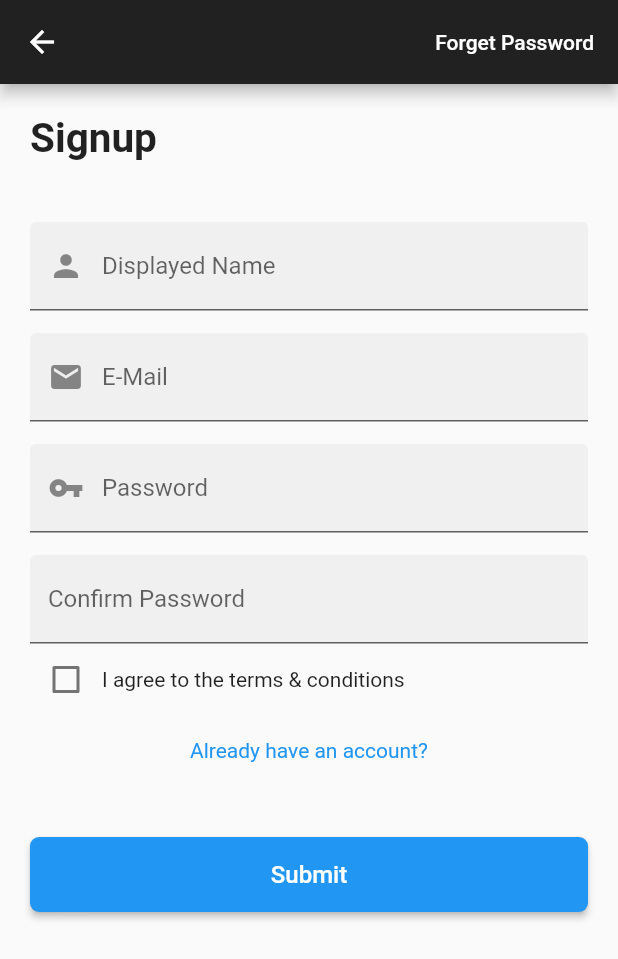
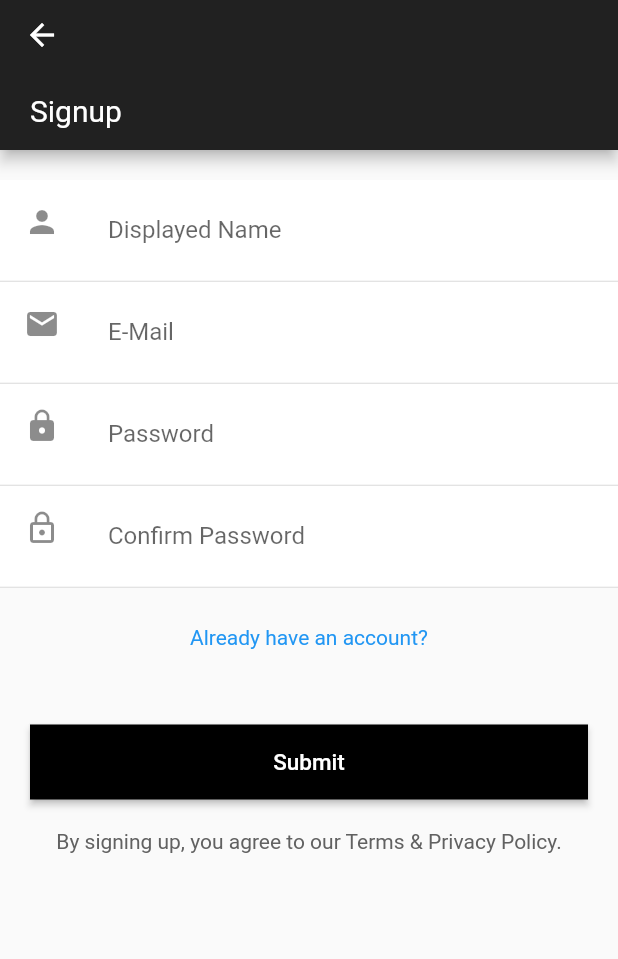
Before and after one commit to chris-lsn/TUTU, a Flutter app: the AuthPage screen opened by its route, after a tap on "Not registered yet?", on a phone screen of 412 x 824 dp. Shown: the top 959 px of the screen. Run offline on Flutter 3.47's test engine with Material 2 defaults, Android fonts, the phone set to English and light mode, and no system bars; our stand-ins replace cloud_firestore, firebase_auth, firebase_storage, google_maps_flutter, image_picker, location; missing offline and left inert: simple_permissions; accounts and stored records are empty.

Commit message:
Better layout Reduce duplicated code Implement forget password & profile editing pages

```diff
--- /dev/null
+++ b/lib/components/appbars.dart
@@ -0,0 +1,73 @@
+import 'package:flutter/material.dart';
+import '../models/auth.dart';
+
+class HomeAppBar extends StatelessWidget implements PreferredSizeWidget {
+  String title;
+  TextStyle titleStyle = TextStyle();
+  bool action = false;
+
+  HomeAppBar({Key key, @required this.title, this.titleStyle, this.action}) : super(key: key);
+
+  @override
+  Widget build(BuildContext context) {
+    return AppBar(
+      title: Text(
+        title,
+        style: titleStyle,
+      ),
+      backgroundColor: Theme.of(context).primaryColor,
+      centerTitle: true,
+    );
+  }
+
+  // @override
+  // // TODO: implement preferredSize
+  Size get preferredSize => Size.fromHeight(kToolbarHeight);
+}
+
+class GeneralAppBar extends StatelessWidget implements PreferredSizeWidget {
+  String _title = "";
+  AuthMode _authMode;
+
+  GeneralAppBar({AuthMode authMode, String title}) {
+    if (authMode != null) {
+      _authMode = authMode;
+      if (authMode == AuthMode.Login)
+        _title = "Login";
+      else if (authMode == AuthMode.Signup)
+        _title = "Signup";
+      else if (authMode == AuthMode.ForgetPassword)
+      _title = "Reset Password";
+    } else {
+      _title = title;
+    }
+  }
+
+  @override
+  Widget build(BuildContext context) {
+    return AppBar(
+      bottom: PreferredSize(
+        preferredSize: Size.fromHeight(50),
+        child: Container(
+          padding: EdgeInsets.symmetric(vertical: 15, horizontal: 20),
+          alignment: Alignment.bottomLeft,
+          child: Text(_title, style: TextStyle(color: Colors.white, fontSize: 20)),
+        ),
+      ),
+      actions: <Widget>[
+        _authMode == AuthMode.Login
+            ? FlatButton(
+                child: Text(
+                  'Forget Password',
+                  style: TextStyle(color: Colors.white),
+                ),
+                onPressed: () => Navigator.pushNamed(context, '/auth/forget'),
+              )
+            : Container()
+      ],
+    );
+  }
+
+  @override
+  final Size preferredSize = Size.fromHeight(100.0);
+}
--- /dev/null
+++ b/lib/components/buttons.dart
@@ -0,0 +1,39 @@
+import 'package:flutter/material.dart';
+import 'package:scoped_model/scoped_model.dart';
+import '../scoped-models/main.dart';
+
+class LoadingButton extends StatelessWidget {
+  final Function onPress;
+  final String name;
+
+  LoadingButton({@required this.onPress, @required this.name});
+
+  @override
+  Widget build(BuildContext context) {
+    return ScopedModelDescendant<MainModel>(builder: (BuildContext context, Widget child, MainModel model) {
+      return Container(
+          height: 50,
+          width: double.infinity,
+          padding: EdgeInsets.symmetric(horizontal: 20),
+          child: RaisedButton(
+              child: model.isLoading
+                  ? Container(
+                      height: 20,
+                      width: 20,
+                      child: CircularProgressIndicator(
+                        valueColor: new AlwaysStoppedAnimation<Color>(Colors.white),
+                        strokeWidth: 2,
+                      ),
+                    )
+                  : Text(
+                      name,
+                      style: TextStyle(color: Colors.white, fontSize: 15),
+                    ),
+              color: Colors.black,
+              disabledColor: Color(0xFF424242),
+              splashColor: Color(0xFF6d6d6d),
+              shape: RoundedRectangleBorder(borderRadius: BorderRadius.circular(0)),
+              onPressed: onPress == null || model.isLoading ? null : () async => onPress(context, model)));
+    });
+  }
+}
--- a/lib/main.dart
+++ b/lib/main.dart
@@ -5,6 +5,7 @@ import "pages/home.dart";
 import 'pages/auth.dart';
 import 'pages/child/view.dart';
 import 'pages/user/info.dart';
+import 'pages/forgetPassword.dart';
 
 import 'scoped-models/main.dart';
 
@@ -27,7 +28,8 @@ class MyApp extends StatelessWidget {
           ),
           home: HomePage(),
           routes: <String, WidgetBuilder>{
-            '/login': (BuildContext context) => AuthPage(),
+            '/auth': (BuildContext context) => AuthPage(),
+            '/auth/forget': (BuildContext context) => ForgetPasswordPage(),
             '/home': (BuildContext context) => HomePage(),
             '/child/view': (BuildContext context) => ViewChildPage(),
             '/user/info': (BuildContext context) => UserInfoPage()
--- a/lib/models/auth.dart
+++ b/lib/models/auth.dart
@@ -1,4 +1,5 @@
 enum AuthMode {
   Login,
-  Signup
+  Signup,
+  ForgetPassword
 }
--- a/lib/pages/auth.dart
+++ b/lib/pages/auth.dart
@@ -1,8 +1,9 @@
 import 'dart:ui';
-import 'package:scoped_model/scoped_model.dart';
 import "package:flutter/material.dart";
 import 'package:flutter/services.dart';
 
+import '../components/appbars.dart';
+import '../components/buttons.dart';
 import '../models/resultHandler.dart';
 import '../models/auth.dart';
 import '../scoped-models/main.dart';
@@ -15,7 +16,7 @@ class AuthPage extends StatefulWidget {
 }
 
 class _AuthPageState extends State<AuthPage> {
-  final Map<String, dynamic> _formData = {'name': null, 'email': null, 'password': null, 'acceptTerms': false};
+  final Map<String, dynamic> _formData = {'name': null, 'email': null, 'password': null};
   final GlobalKey<FormState> _formKey = GlobalKey<FormState>();
   final TextEditingController _passwordTextController = TextEditingController();
   AuthMode _authMode = AuthMode.Login;
@@ -24,10 +25,7 @@ class _AuthPageState extends State<AuthPage> {
     return TextFormField(
       decoration: InputDecoration(
         labelText: 'Displayed Name',
-        filled: true,
-        prefixIcon: Icon(
-          Icons.person,
-        ),
+        border: InputBorder.none,
       ),
       validator: (String value) {
         if (value.isEmpty) {
@@ -43,12 +41,8 @@ class _AuthPageState extends State<AuthPage> {
   Widget _buildEmailTextField() {
     return TextFormField(
       decoration: InputDecoration(
-        filled: true,
-        hintText: "Enter an email",
         labelText: 'E-Mail',
-        prefixIcon: Icon(
-          Icons.email,
-        ),
+        border: InputBorder.none,
       ),
       keyboardType: TextInputType.emailAddress,
       validator: (String value) {
@@ -68,10 +62,7 @@ class _AuthPageState extends State<AuthPage> {
     return TextFormField(
       decoration: InputDecoration(
         labelText: 'Password',
-        filled: true,
-        prefixIcon: Icon(
-          Icons.vpn_key,
-        ),
+        border: InputBorder.none,
       ),
       obscureText: true,
       controller: _passwordTextController,
@@ -88,125 +79,121 @@ class _AuthPageState extends State<AuthPage> {
 
   Widget _buildPasswordConfirmTextField() {
     return TextFormField(
-      decoration: InputDecoration(labelText: 'Confirm Password', filled: true),
+      decoration: InputDecoration(
+        labelText: 'Confirm Password',
+        border: InputBorder.none,
+      ),
       obscureText: true,
       validator: (String value) {
-        if (_passwordTextController.text != value) {
+        if (_passwordTextController.text != value || value == '') {
           return 'Passwords do not match.';
         }
       },
     );
   }
 
-  Widget _buildAcceptCheckbox() {
-    return Row(
-      children: <Widget>[
-        Checkbox(
-          value: _formData['acceptTerms'],
-          onChanged: (bool value) {
+  Widget _buildDeclarationText() {
+    return Center(
+      child: Text(
+        "By signing up, you agree to our Terms & Privacy Policy.",
+        style: TextStyle(color: Colors.grey[700]),
+      ),
+    );
+  }
+
+  Widget _buildAuthSwitchingButton() {
+    return Center(
+      child: InkWell(
+          child: Text('${_authMode == AuthMode.Login ? 'Not registered yet?' : 'Already have an account?'}', style: TextStyle(color: Colors.blue)),
+          onTap: () {
             setState(() {
-              _formData['acceptTerms'] = value;
+              _authMode == AuthMode.Login ? _authMode = AuthMode.Signup : _authMode = AuthMode.Login;
             });
+          }),
+    );
+  }
+
+  Widget _buildSubmitButton() {
+    return LoadingButton(
+      onPress: (BuildContext context, MainModel model) async {
+        if (_formKey.currentState.validate()) {
+          _formKey.currentState.save();
+
+          ResultHandler authResult;
+          if (_authMode == AuthMode.Login) {
+            authResult = await model.login(_formData['email'], _formData['password']);
+          } else if (_authMode == AuthMode.Signup) {
+            authResult = await model.signup(name: _formData['name'], email: _formData['email'], password: _formData['password']);
+          }
+
+          if (authResult.isSuccess) {
+              Navigator.pop(context);
+            } else {
+              Scaffold.of(context).showSnackBar(SnackBar(content: Text(authResult.err_message.toString())));
+            }
+        }
       },
-        ),
-        Text(
-          'I agree to the terms & conditions',
-          style: TextStyle(fontSize: 14.0),
-        )
-      ],
+      name: 'Submit',
     );
   }
 
   @override
   Widget build(BuildContext context) {
     return Scaffold(
-        appBar: AppBar(
-          actions: <Widget>[
-            FlatButton(
-              child: Text(
-                'Forget Password',
-                style: TextStyle(color: Colors.white),
-              ),
-              onPressed: () {},
-            )
-          ],
-        ),
+        appBar: GeneralAppBar(authMode: _authMode),
         body: Container(
-            padding: EdgeInsets.symmetric(vertical: 20, horizontal: 20),
+          padding: EdgeInsets.symmetric(vertical: 20),
           child: SingleChildScrollView(
             child: Form(
                 key: _formKey,
                 child: Column(
                   crossAxisAlignment: CrossAxisAlignment.start,
                   children: <Widget>[
-                      Padding(
-                        padding: EdgeInsets.only(bottom: 40),
-                        child: Text(
-                          '${_authMode == AuthMode.Login ? 'Login' : 'Signup'}',
-                          style: TextStyle(fontWeight: FontWeight.bold, fontSize: 27),
+                    Container(
+                      color: Colors.white,
+                      child: _authMode == AuthMode.Signup
+                          ? ListTile(
+                              title: _buildDisplayNameTextField(),
+                              leading: Icon(Icons.person),
+                            )
+                          : Container(),
+                    ),
+                    Divider(height: 1,),
+                    Container(
+                      color: Colors.white,
+                      child: ListTile(
+                        title: _buildEmailTextField(),
+                        leading: Icon(Icons.email),
                       ),
                     ),
-                      _authMode == AuthMode.Signup ? _buildDisplayNameTextField() : Container(),
-                      SizedBox(
-                        height: 15,
+                    Divider(height: 1,),
+                    Container(
+                      color: Colors.white,
+                      child: ListTile(
+                        title: _buildPasswordTextField(),
+                        leading: Icon(Icons.lock),
                       ),
-                      _buildEmailTextField(),
-                      SizedBox(
-                        height: 15,
                     ),
-                      _buildPasswordTextField(),
-                      SizedBox(
-                        height: 15,
+                    Divider(height: 1,),
+                    Container(
+                      color: Colors.white,
+                      child: _authMode == AuthMode.Signup
+                          ? ListTile(
+                              title: _buildPasswordConfirmTextField(),
+                              leading: Icon(Icons.lock_outline),
+                            )
+                          : Container(),
                     ),
-                      _authMode == AuthMode.Signup ? _buildPasswordConfirmTextField() : Container(),
-                      _authMode == AuthMode.Signup ? _buildAcceptCheckbox() : Container(),
-                      SizedBox(
-                        height: 15,
+                    Divider(height: 1,),
+                    SizedBox(height: 25),
+                    _buildAuthSwitchingButton(),
+                    SizedBox(height: 50),
+                    _buildSubmitButton(),
+                    SizedBox(height: 20),
+                    _authMode == AuthMode.Signup ? _buildDeclarationText() : Container(),
+                  ],
+                )),
           ),
-                      Center(
-                        child: InkWell(
-                            child: Text('${_authMode == AuthMode.Login ? 'Not registered yet?' : 'Already have an account?'}',
-                                style: TextStyle(color: Colors.blue)),
-                            onTap: () {
-                              setState(() {
-                                _authMode == AuthMode.Login ? _authMode = AuthMode.Signup : _authMode = AuthMode.Login;
-                              });
-                            }),
-                      ),
-                      SizedBox(
-                        height: 50,
-                      ),
-                      ScopedModelDescendant<MainModel>(
-                        builder: (BuildContext context, Widget child, MainModel model) {
-                          return SizedBox(
-                            height: 50,
-                            width: double.infinity,
-                            child: RaisedButton(
-                              child: Text("Submit", style: TextStyle(color: Colors.white, fontSize: 16)),
-                              color: Colors.blue,
-                              shape: RoundedRectangleBorder(borderRadius: BorderRadius.circular(6)),
-                              onPressed: () async {
-                                if (_formKey.currentState.validate()) {
-                                  _formKey.currentState.save();
-
-                                  if (_authMode == AuthMode.Login) {
-                                    ResultHandler authResult = await model.login(_formData['email'], _formData['password']);
-                                    if (authResult.isSuccess) {
-                                      Navigator.pop(context);
-                                    } else {
-                                      Scaffold.of(context).showSnackBar(SnackBar(content: Text(authResult.err_message.toString())));
-                                    }
-                                  } else if (_authMode == AuthMode.Signup && _formData['acceptTerms']) {
-                                    model.signup(name: _formData['name'], email: _formData['email'], password: _formData['password']);
+        ));
   }
 }
-                              },
-                            ),
-                          );
-                        },
-                      )
-                    ],
-                  )),
-            )));
-  }
-}
--- a/lib/pages/case/create.dart
+++ b/lib/pages/case/create.dart
@@ -1,7 +1,8 @@
 import 'package:flutter/material.dart';
 import 'package:cloud_firestore/cloud_firestore.dart';
+
 import './create/subjectList.dart';
-import '../../components/appbar.dart';
+import '../../components/appbars.dart';
 
 class CreateCaseFormState extends State<CreateCaseForm> {
   final _formKey = GlobalKey<FormState>();
@@ -61,7 +62,7 @@ List<DocumentSnapshot> _children;
   @override
   Widget build(BuildContext context) {
     return Scaffold(
-        appBar: CustomAppBar(title: 'Create Case', action: false),
+        appBar: HomeAppBar(title: 'Create Case', action: false),
         body: Padding(
           padding: const EdgeInsets.symmetric(vertical: 20, horizontal: 10),
           child: ListView(
--- a/lib/pages/home.dart
+++ b/lib/pages/home.dart
@@ -1,5 +1,6 @@
 import "package:flutter/material.dart";
-import '../components/appbar.dart';
+
+import '../components/appbars.dart';
 import '../components/navbar.dart';
 import '../components/slideMenu.dart';
 
@@ -28,7 +29,7 @@ class HomePageState extends State<HomePage> {
             _currentIndex = index;
           });
         }, _currentIndex),
-        appBar: CustomAppBar(
+        appBar: HomeAppBar(
             title: 'tutu', titleStyle: TextStyle(fontFamily: 'MajorMono'), action: true),
         endDrawer: SlideMenu(),
         body: IndexedStack(
@@ -43,7 +44,6 @@ class HomePageState extends State<HomePage> {
 class HomePage extends StatefulWidget {
   @override
   State<StatefulWidget> createState() {
-    // TODO: implement createState
     return HomePageState();
   }
 }
--- a/lib/pages/home/myInformation.dart
+++ b/lib/pages/home/myInformation.dart
@@ -52,7 +52,7 @@ class _MyInformationPageState extends State<MyInformationPage> {
                           child: Row(
                               children: _profileCard(model.authenticatedUser))),
                       onTap: () => Navigator.pushNamed(context,
-                          model.authenticatedUser == null ? '/login' : '/user/info'),
+                          model.authenticatedUser == null ? '/auth' : '/user/info'),
                     );
           },),
           Divider(),
--- a/lib/resources/errorMessage.dart
+++ b/lib/resources/errorMessage.dart
@@ -2,16 +2,18 @@ class ErrorMessage {
   final String code;
 
   final Map<String, Map<String, String>> _error_messages = {
-    'ERROR_USER_NOT_FOUND': {'en': 'Incorrect E-mail or Password.'},
+    'ERROR_WRONG_PASSWORD': {'en': 'Incorrect password'},
+    'ERROR_USER_NOT_FOUND': {'en': 'Account not found'},
     'ERROR_USER_DISABLED': {'en': 'Your account has been disabled'},
-    'ERROR_WEAK_PASSWORD': {'en': 'The password is not strong enough.'},
-    'ERROR_INVALID_CREDENTIAL': {'en': 'The email address format is wrong.'},
-    'ERROR_EMAIL_ALREADY_IN_USE': {'en': 'The email is already in use.'}
+    'ERROR_WEAK_PASSWORD': {'en': 'The password is not strong enough'},
+    'ERROR_INVALID_CREDENTIAL': {'en': 'The email address format is wrong'},
+    'ERROR_EMAIL_ALREADY_IN_USE': {'en': 'The email address is already in use'}
   };
 
   ErrorMessage(this.code);
 
   String toString() {
+    print(this.code);
     return _error_messages.containsKey(code) ? _error_messages[code]['en'] : 'Error message not found.';
   }
 }
--- a/lib/scoped-models/main.dart
+++ b/lib/scoped-models/main.dart
@@ -1,7 +1,6 @@
 import 'package:scoped_model/scoped_model.dart';
+import 'package:firebase_auth/firebase_auth.dart';
 
 import './connected.dart';
 
-class MainModel extends Model with ConnectedModel, UserModel, CasesModel, UtilityModel {
-
-}
+class MainModel extends Model with ConnectedModel, UserModel, CasesModel, UtilityModel {}
```
Also changed, not shown: lib/components/appbar.dart (deleted, +0 -37 lines), lib/pages/forgetPassword.dart (added, +89 -0 lines), lib/pages/user/info.dart (+87 -13 lines), lib/scoped-models/connected.dart (+33 -12 lines). Lines whose indentation alone changed are shown as unchanged.
